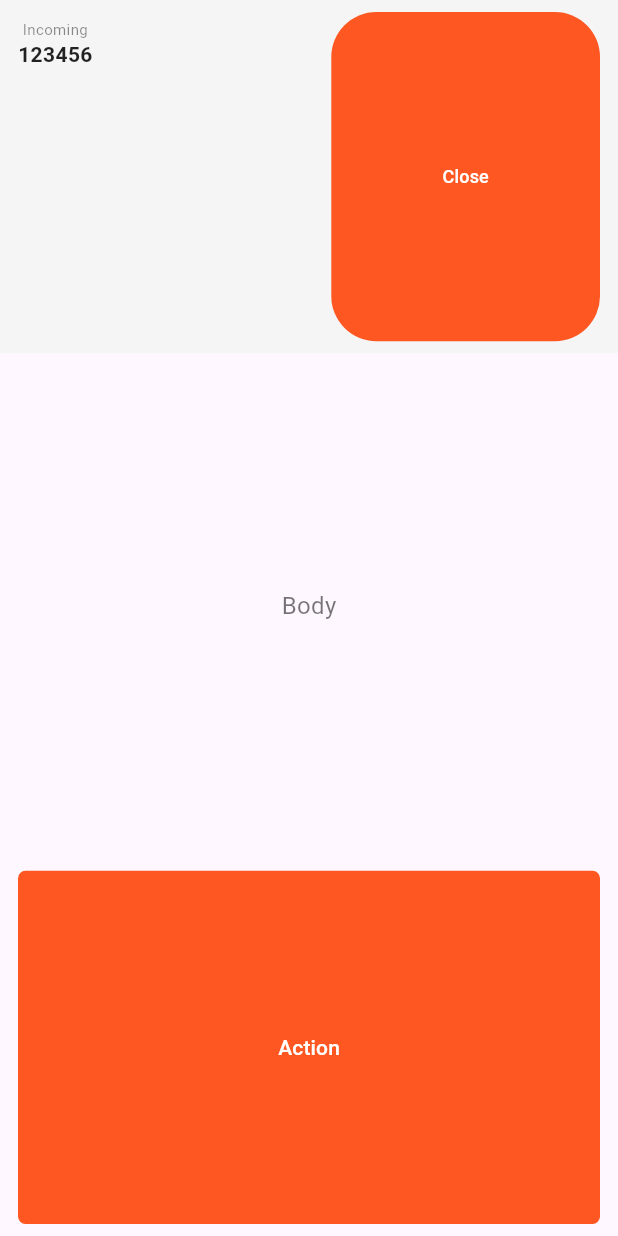
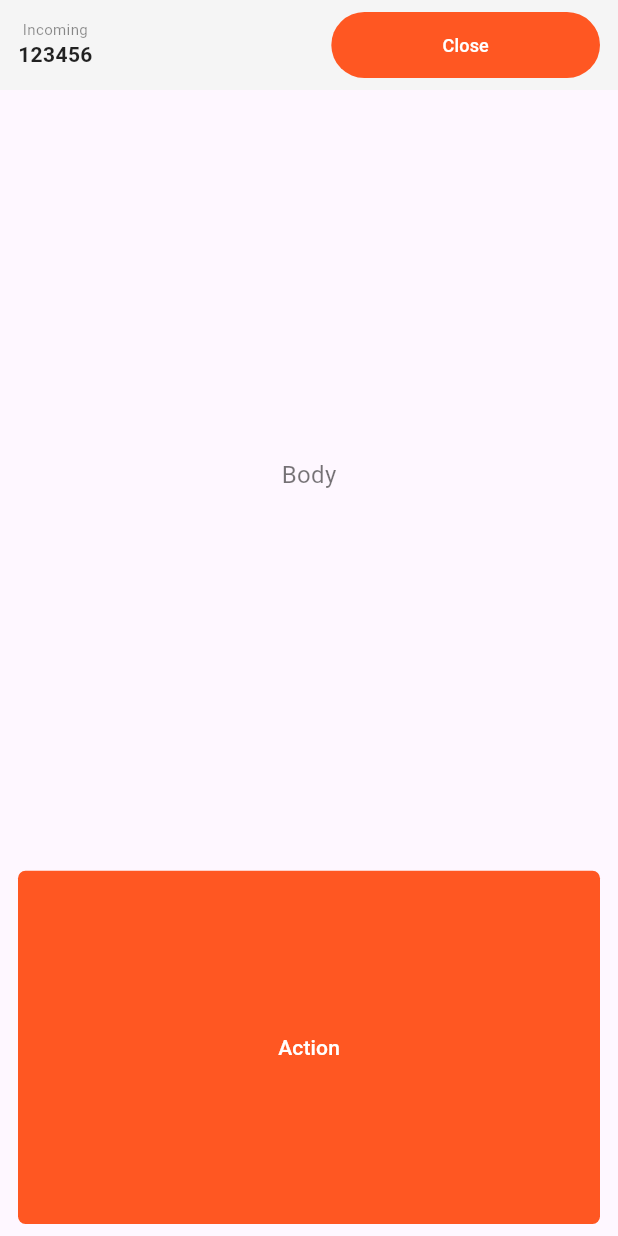
Before and after one commit to pvsvamsi/SystemAlertWindow, a Flutter app: the CustomOverlay screen opened directly, on a phone screen of 412 x 824 dp. Run offline on Flutter 3.47's test engine with Material 3 defaults, Android fonts, the phone set to English and light mode, and no system bars; our stand-ins replace share_plus; statements that could not run were skipped.

Commit message:
updated documentation

```diff
--- a/example/lib/custom_overlay.dart
+++ b/example/lib/custom_overlay.dart
@@ -37,7 +37,7 @@ class _CustomOverlayState extends State<CustomOverlay> {
         mainAxisAlignment: MainAxisAlignment.spaceBetween,
         children: [
           Container(
-            height: (MediaQuery.of(context).size.height) / 3.5,
+            height: 60,
             color: Colors.grey[100],
             child: Row(
               mainAxisAlignment: MainAxisAlignment.spaceBetween,
--- a/lib/system_alert_window.dart
+++ b/lib/system_alert_window.dart
@@ -103,7 +103,7 @@ class SystemAlertWindow {
         .invokeMethod('updateSystemWindow', [notificationTitle, notificationBody, params, Commons.getSystemWindowPrefMode(prefMode)]);
   }
 
-  /// Broadcast data to and from overlay app
+  /// Broadcast data to overlay app
   static Future sendMessageToOverlay(dynamic data) async {
     return await _overlayMessageChannel.send(data);
   }
```
Also changed, not shown: 1 other file.
